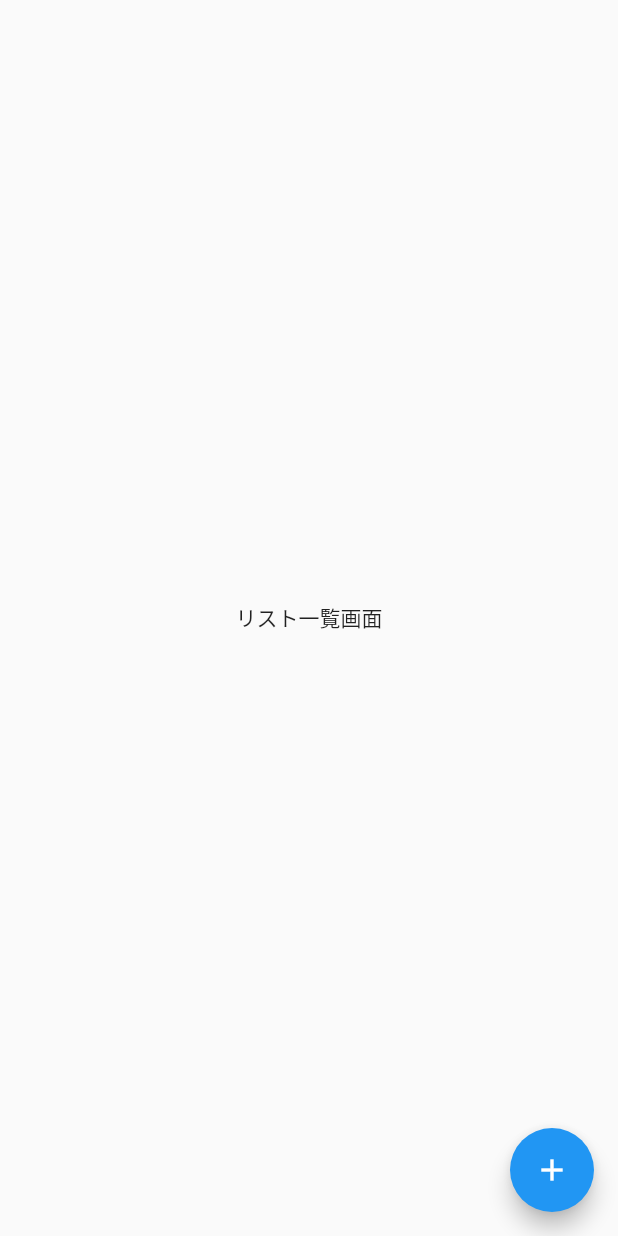
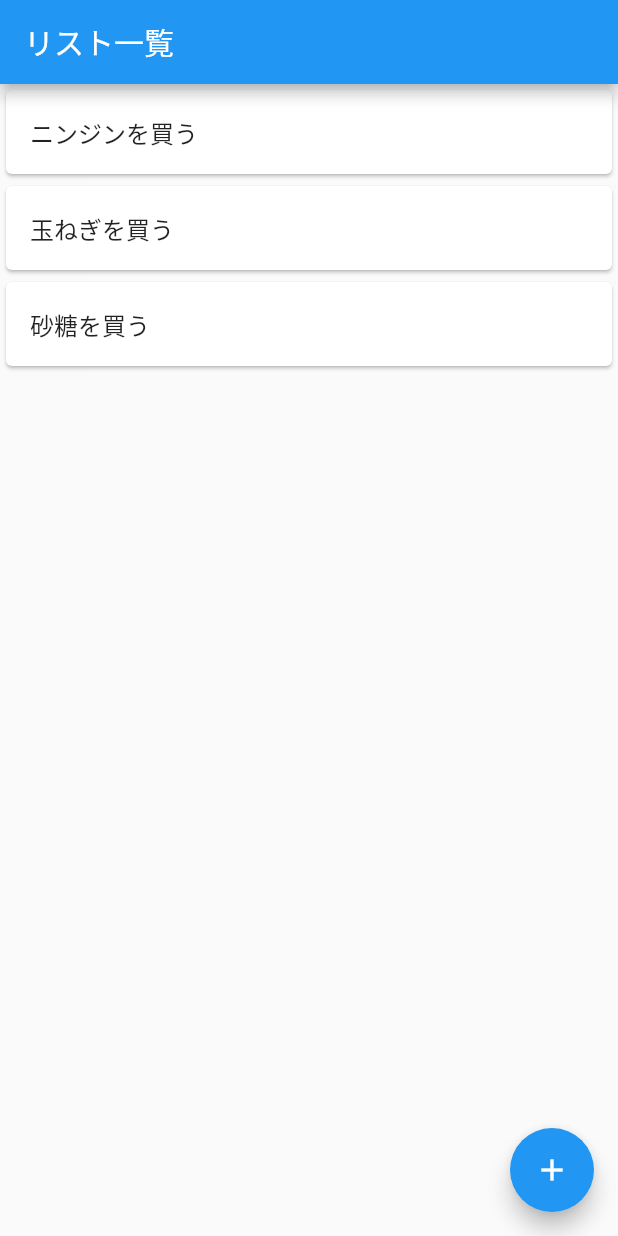
Before and after one commit to Doyamoo/mytodoapp, a Flutter app: the screen it shows after launch, on a phone screen of 412 x 824 dp. Run offline on Flutter 3.47's test engine with Material 2 defaults, Android fonts, the phone set to English and light mode, and no system bars.

Commit message:
リスト一覧のガワを作成

```diff
--- a/lib/main.dart
+++ b/lib/main.dart
@@ -27,8 +27,27 @@ class TodoListPage extends StatelessWidget {
   @override
   Widget build(BuildContext context) {
     return Scaffold(
-      body: Center(
-        child: Text('リスト一覧画面'),
+      appBar: AppBar(
+        title: Text('リスト一覧'),
+      ),
+      body: ListView(
+        children: const <Widget>[
+          Card(
+            child: ListTile(
+              title: Text('ニンジンを買う'),
+            ),
+          ),
+          Card(
+            child: ListTile(
+              title: Text('玉ねぎを買う'),
+            ),
+          ),
+          Card(
+            child: ListTile(
+              title: Text('砂糖を買う'),
+            ),
+          ),
+        ],
       ),
       floatingActionButton: FloatingActionButton(
         onPressed: () {
```
Also changed, not shown: 1 other file.
